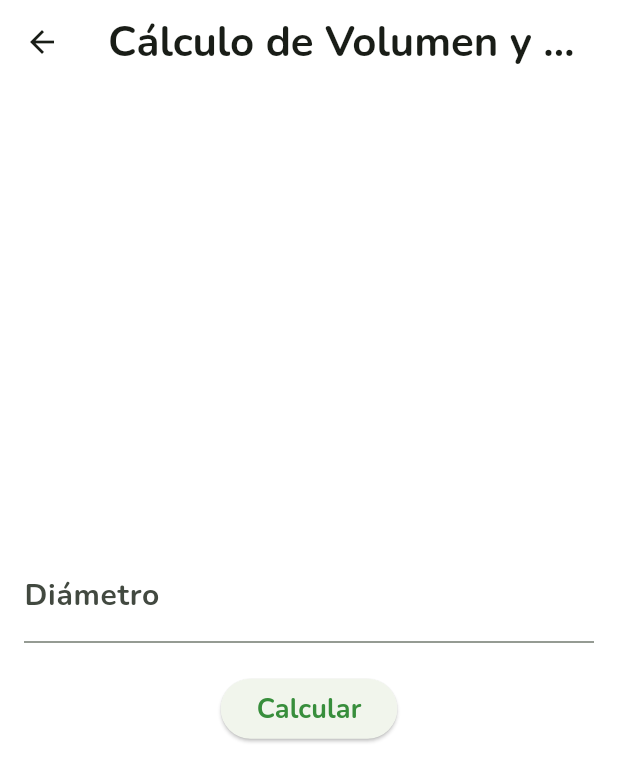
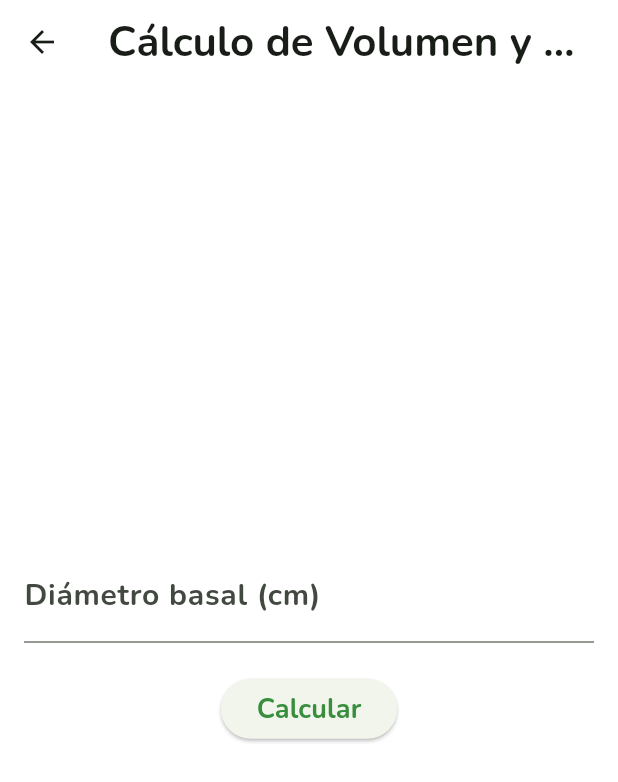
Before and after one commit to albertholto0/Calculadora-biomasa, a Flutter app: the screen it shows after launch, after a tap on "Biomasa", on a phone screen of 412 x 824 dp. Shown: the top 782 px of the screen. Run offline on Flutter 3.47's test engine with Material 3 defaults, Android fonts, the phone set to English and light mode, and no system bars; our stand-ins replace google_fonts.

Commit message:
Se hicieron cambios siguiendo las recomendaciones de pablo

```diff
--- a/calculadora_biomasa/lib/screens/home_screen.dart
+++ b/calculadora_biomasa/lib/screens/home_screen.dart
@@ -11,7 +11,10 @@ class HomeScreen extends StatelessWidget {
     return Scaffold(
       appBar: AppBar(
         backgroundColor: Theme.of(context).colorScheme.inversePrimary,
-        title: const Text('Calculadora de Biomasa'),
+        title: const Text(
+          'Calculadora de biomasa y volumen',
+          style: TextStyle(fontSize: 20),
+        ),
         centerTitle: true,
       ),
       body: Container(
--- a/calculadora_biomasa/lib/screens/vol_biomass.dart
+++ b/calculadora_biomasa/lib/screens/vol_biomass.dart
@@ -59,7 +59,9 @@ class _BiomassCalculatorState extends State<BiomassCalculator> {
             TextField(
               style: TextStyle(color: Colors.black),
               controller: _diameterController,
-              decoration: const InputDecoration(labelText: 'Diámetro'),
+              decoration: const InputDecoration(
+                labelText: 'Diámetro basal (cm)',
+              ),
               keyboardType: TextInputType.number,
             ),
             const SizedBox(height: 20),
```
Also changed, not shown: calculadora_biomasa/lib/screens/volumen.dart (+25 -0 lines).
